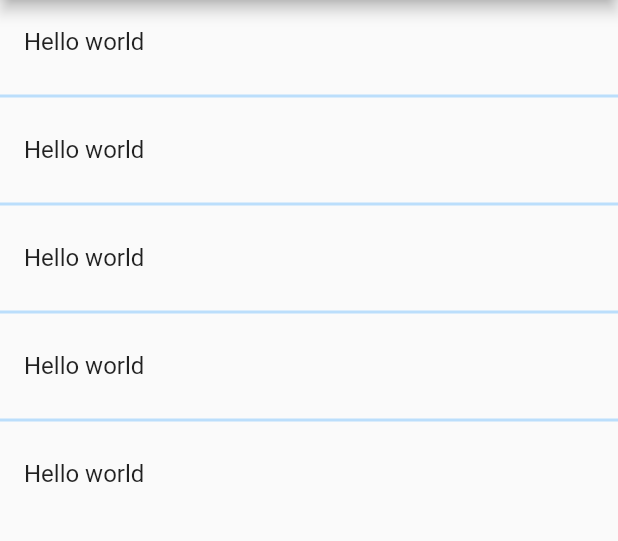
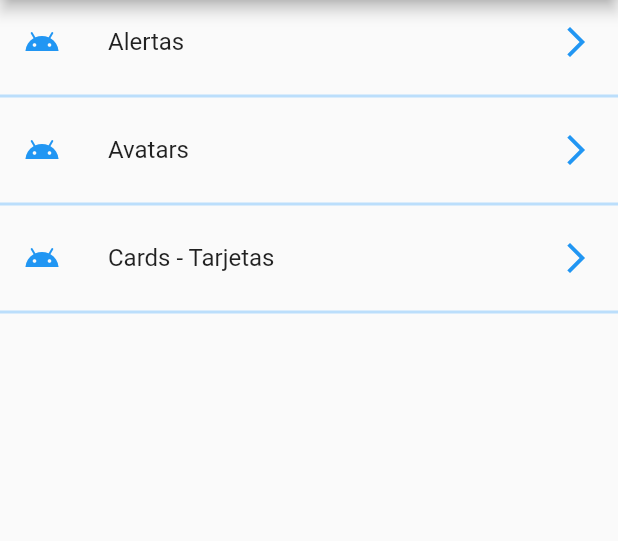
Before and after one commit to dtoledoz0207/flutter-components, a Flutter app: the screen it shows after launch, on a phone screen of 412 x 824 dp, the part 84-625 px from its top. Run offline on Flutter 3.47's test engine with Material 2 defaults, Android fonts, the phone set to English and light mode, and no system bars.

Commit message:
create-futureBuilderWidget-to-show-the-information-from-menuProvider-loadData-method

```diff
--- a/lib/pages/home_page.dart
+++ b/lib/pages/home_page.dart
@@ -15,36 +15,54 @@ class HomePage extends StatelessWidget {
 
   Widget _list() {
 
-    menuProvider;
+    //menuProvider.loadData();
 
-    return ListView(
-      children: _items(),
+    return FutureBuilder(
+      future: menuProvider.loadData(),
+      // initialData: [],
+      builder: (context, AsyncSnapshot<List<dynamic>> snapshot) {
+        return ListView(
+          children: _items(snapshot.data),
+        );
+      },
     );
   }
 
-  List<Widget> _items() {
-    return [
-      ListTile(title: Text('Hello world')),
-      Divider(
-        thickness: 2.0,
-        color: Colors.blue[100],
-      ),
-      ListTile(title: Text('Hello world')),
-      Divider(
-        thickness: 2.0,
-        color: Colors.blue[100],
-      ),
-      ListTile(title: Text('Hello world')),
-      Divider(
-        thickness: 2.0,
-        color: Colors.blue[100],
-      ),
-      ListTile(title: Text('Hello world')),
-      Divider(
-        thickness: 2.0,
-        color: Colors.blue[100],
-      ),
-      ListTile(title: Text('Hello world'))
-    ];
+  List<Widget> _items(List<dynamic> data) {
+
+    final List<Widget> itemsWidgets = data.map((option) {
+      return Column(
+        children: <Widget>[
+          ListTile(
+            leading: Icon(Icons.android, color: Colors.blue,),
+            title: Text(option['texto']),
+            trailing: Icon(Icons.arrow_forward_ios, color: Colors.blue,),
+            onTap: () {},
+          ),
+          Divider(
+            thickness: 2.0,
+            color: Colors.blue[100],
+          )
+        ],
+      );
+    }).toList();
+
+    return itemsWidgets;
+
+    // *** OTHER WAY TO CREATE WIDGETS WITH A LIST OF ITEMS ***
+    /* final List<Widget> options = [];
+    data.forEach((opt) {
+      final widgetTemp = ListTile(
+        leading: Icon(Icons.android, color: Colors.blue,),
+            title: Text('${opt['texto']} **'),
+            trailing: Icon(Icons.arrow_forward_ios, color: Colors.blue,),
+            onTap: () {},
+      );
+
+      options..add(widgetTemp)
+              ..add(Divider(thickness: 2.0, color: Colors.blue[100],));
+    });
+    return options; */
+
   }
 }
```
